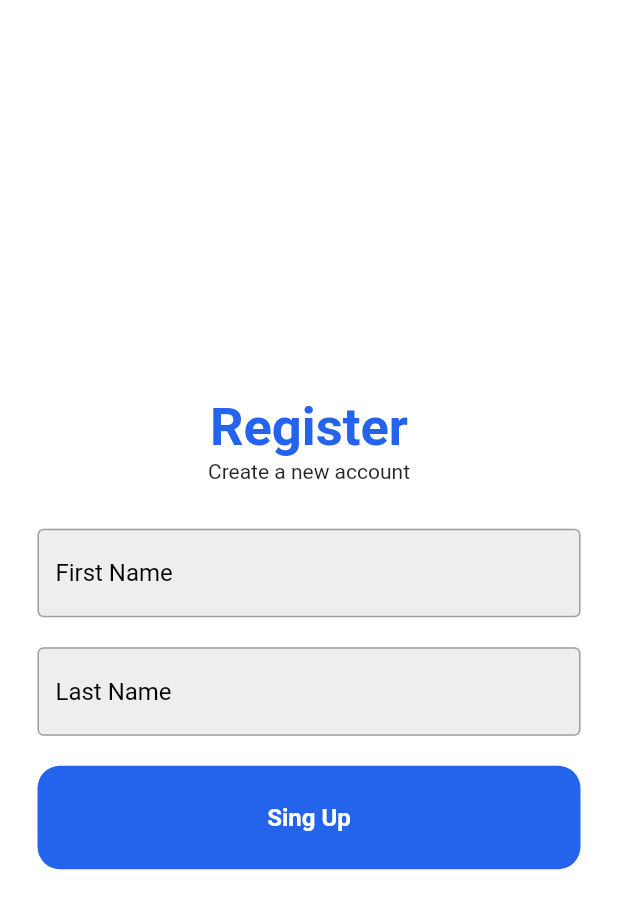
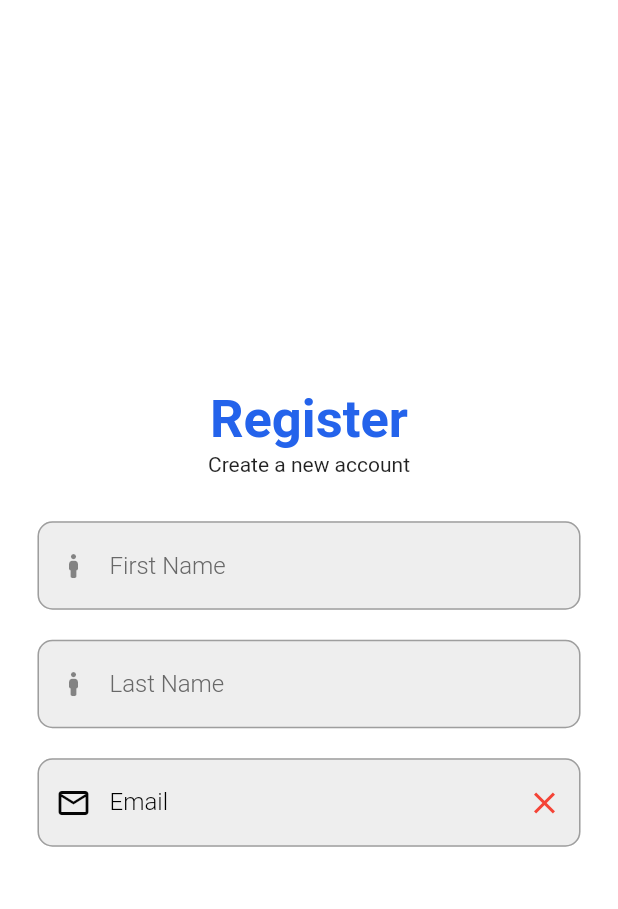
Before and after one commit to nevinduheshan/flutter-app, a Flutter app: the screen it shows after launch, on a phone screen of 412 x 824 dp. Shown: the top 909 px of the screen. Run offline on Flutter 3.47's test engine with Material 2 defaults, Android fonts, the phone set to English and light mode, and no system bars; our stand-ins replace get, hexcolor, validators.

```diff
--- /dev/null
+++ b/lib/component/emailfield.dart
@@ -0,0 +1,91 @@
+import 'package:flutter/material.dart';
+import 'package:validators/validators.dart';
+
+class EmailField extends StatefulWidget {
+  const EmailField({super.key});
+
+  @override
+  State<EmailField> createState() => _EmailFieldState();
+}
+
+class _EmailFieldState extends State<EmailField> {
+  TextEditingController textEditingController = TextEditingController();
+  bool isEmailCorrect = false;
+
+  @override
+  void dispose() {
+    textEditingController.dispose();
+    super.dispose();
+  }
+
+  dynamic snackBar = SnackBar(
+    duration: const Duration(milliseconds: 1500),
+    content: const Text("Your Registration Complete"),
+    action: SnackBarAction(
+      label: 'Got it',
+      onPressed: () {},
+    ),
+  );
+
+  @override
+  Widget build(BuildContext context) {
+    return Padding(
+      padding: const EdgeInsets.symmetric(horizontal: 25.0),
+      child: TextField(
+        controller: textEditingController,
+        onChanged: (val) {
+          setState(() {
+            isEmailCorrect = isEmail(val);
+          });
+        },
+        style: const TextStyle(color: Color.fromARGB(255, 0, 0, 0)),
+        showCursor: true,
+        cursorColor: const Color.fromARGB(255, 0, 0, 0),
+        decoration: InputDecoration(
+          labelText: "Email",
+          hintText: "somthing@email.com",
+          hintStyle: const TextStyle(
+            color: Colors.grey,
+            fontSize: 15,
+            fontWeight: FontWeight.w300,
+          ),
+          labelStyle: const TextStyle(
+            color: Color.fromARGB(255, 0, 0, 0),
+            fontSize: 16,
+            fontWeight: FontWeight.w300,
+          ),
+          prefixIcon: const Icon(
+            Icons.email_outlined,
+            color: Color.fromARGB(255, 5, 5, 5),
+          ),
+          suffixIcon: isEmailCorrect == false
+              ? const Icon(
+                  Icons.close_sharp,
+                  color: Colors.red,
+                )
+              : const Icon(
+                  Icons.done,
+                  color: Colors.green,
+                ),
+          enabledBorder: OutlineInputBorder(
+              borderSide: const BorderSide(color: Colors.grey, width: 1),
+              borderRadius: BorderRadius.circular(10)),
+          floatingLabelStyle: const TextStyle(
+              color: Color.fromARGB(255, 0, 0, 0),
+              fontSize: 18,
+              fontWeight: FontWeight.w300),
+          fillColor: Colors.grey[200],
+          filled: true,
+          focusedBorder: OutlineInputBorder(
+            borderSide: BorderSide(
+                color: isEmailCorrect == false
+                    ? Colors.red
+                    : const Color.fromARGB(255, 36, 99, 235),
+                width: 2),
+            borderRadius: BorderRadius.circular(15),
+          ),
+        ),
+      ),
+    );
+  }
+}
--- a/lib/component/my_textfield.dart
+++ b/lib/component/my_textfield.dart
@@ -4,12 +4,14 @@ class MyTextField extends StatelessWidget {
   final controller;
   final String hintText;
   final bool obscureText;
+  final prefixIcon;
 
   const MyTextField({
     super.key,
     required this.controller,
     required this.hintText,
     required this.obscureText,
+    required this.prefixIcon,
   });
 
   @override
@@ -20,22 +22,27 @@ class MyTextField extends StatelessWidget {
         controller: controller,
         obscureText: obscureText,
         decoration: InputDecoration(
-          enabledBorder: const OutlineInputBorder(
-            borderSide: BorderSide(
+          enabledBorder: OutlineInputBorder(
+            borderSide: const BorderSide(
               color: Colors.grey,
             ),
+            borderRadius: BorderRadius.circular(10),
           ),
-          focusedBorder: const OutlineInputBorder(
-            borderSide: BorderSide(
+          focusedBorder: OutlineInputBorder(
+            borderSide: const BorderSide(
               color: Color.fromARGB(255, 36, 99, 235),
+              width: 2,
             ),
+            borderRadius: BorderRadius.circular(15),
           ),
           fillColor: Colors.grey[200],
           filled: true,
           hintText: hintText,
           hintStyle: const TextStyle(
-            color: Color.fromARGB(255, 0, 0, 0),
+            color: Color.fromARGB(255, 104, 104, 104),
+            fontWeight: FontWeight.w300,
           ),
+          prefixIcon: prefixIcon,
         ),
       ),
     );
--- a/lib/view/login.dart
+++ b/lib/view/login.dart
@@ -51,7 +51,12 @@ class LoginPage extends StatelessWidget {
                 controller: usernameController,
                 hintText: 'Username',
                 obscureText: false,
+                prefixIcon: const Icon(
+                  Icons.boy_rounded,
+                  color: Color.fromARGB(255, 5, 5, 5),
                 ),
+              ),
+
               const SizedBox(height: 20),
 
               //password
@@ -59,6 +64,10 @@ class LoginPage extends StatelessWidget {
                 controller: passwordController,
                 hintText: 'Password',
                 obscureText: true,
+                prefixIcon: const Icon(
+                  Icons.boy_rounded,
+                  color: Color.fromARGB(255, 5, 5, 5),
+                ),
               ),
               const SizedBox(height: 10),
 
@@ -115,9 +124,7 @@ class LoginPage extends StatelessWidget {
               ),
               const SizedBox(height: 30),
               //images
-                Row(
-                    mainAxisAlignment: MainAxisAlignment.center,
-                    children: const [
+              Row(mainAxisAlignment: MainAxisAlignment.center, children: const [
                 //Driver Image
                 SquarTitle(imagePath: 'lib/images/Driver.png'),
 
@@ -142,6 +149,7 @@ class LoginPage extends StatelessWidget {
             ],
           ),
         ),
-        ));
+      ),
+    );
   }
 }
--- a/lib/view/register.dart
+++ b/lib/view/register.dart
@@ -1,5 +1,5 @@
 import 'package:flutter/material.dart';
-import 'package:hexcolor/hexcolor.dart';
+import 'package:flutter_application_1/component/emailfield.dart';
 import 'package:flutter_application_1/component/my_textField.dart';
 
 class MyRegister extends StatelessWidget {
@@ -8,9 +8,6 @@ class MyRegister extends StatelessWidget {
 
   final firstnameController = TextEditingController();
   final lastnameController = TextEditingController();
-  final emailaddressController = TextEditingController();
-
-  void singUp() {}
 
   @override
   Widget build(BuildContext context) {
@@ -25,10 +22,9 @@ class MyRegister extends StatelessWidget {
               const Text(
                 'Register',
                 style: TextStyle(
-                  color: Color.fromARGB(255, 36, 99, 235),
-                  fontSize: 35,
-                  fontWeight: FontWeight.bold,
-                ),
+                    color: Color.fromARGB(255, 36, 99, 235),
+                    fontSize: 35,
+                    fontWeight: FontWeight.bold),
               ),
               const SizedBox(height: 1),
               const Text(
@@ -41,8 +37,9 @@ class MyRegister extends StatelessWidget {
               //First Name
               MyTextField(
                 controller: firstnameController,
-                hintText: 'First Name',
+                hintText: "First Name",
                 obscureText: false,
+                prefixIcon: const Icon(Icons.boy_rounded),
               ),
               const SizedBox(height: 20),
               //Last Name
@@ -50,35 +47,13 @@ class MyRegister extends StatelessWidget {
                 controller: lastnameController,
                 hintText: 'Last Name',
                 obscureText: false,
+                prefixIcon: const Icon(Icons.boy_rounded),
               ),
               const SizedBox(height: 20),
               //Email Address
-
+              const EmailField(),
+              const SizedBox(height: 20),
               //Mobile Number
-              //Password
-              //Comfirm Password
-              //Button
-              GestureDetector(
-                onTap: onTap,
-                child: Container(
-                  padding: const EdgeInsets.all(25),
-                  margin: const EdgeInsets.symmetric(horizontal: 25),
-                  decoration: BoxDecoration(
-                    color: HexColor('#2463EB'),
-                    borderRadius: BorderRadius.circular(15),
-                  ),
-                  child: const Center(
-                    child: Text(
-                      'Sing Up',
-                      style: TextStyle(
-                        color: Colors.white,
-                        fontWeight: FontWeight.bold,
-                        fontSize: 16,
-                      ),
-                    ),
-                  ),
-                ),
-              ),
             ],
           ),
         ),
--- a/pubspec.yaml
+++ b/pubspec.yaml
@@ -37,7 +37,8 @@ dependencies:
   cupertino_icons: ^1.0.2
   hexcolor: ^3.0.1
   get: ^4.6.5
-  email_validator: ^2.0.1
+  validators: ^3.0.0
+  intl_phone_field: ^3.1.0
 
 dev_dependencies:
   flutter_test:
```
Also changed, not shown: pubspec.lock. Lines whose indentation alone changed are shown as unchanged.
